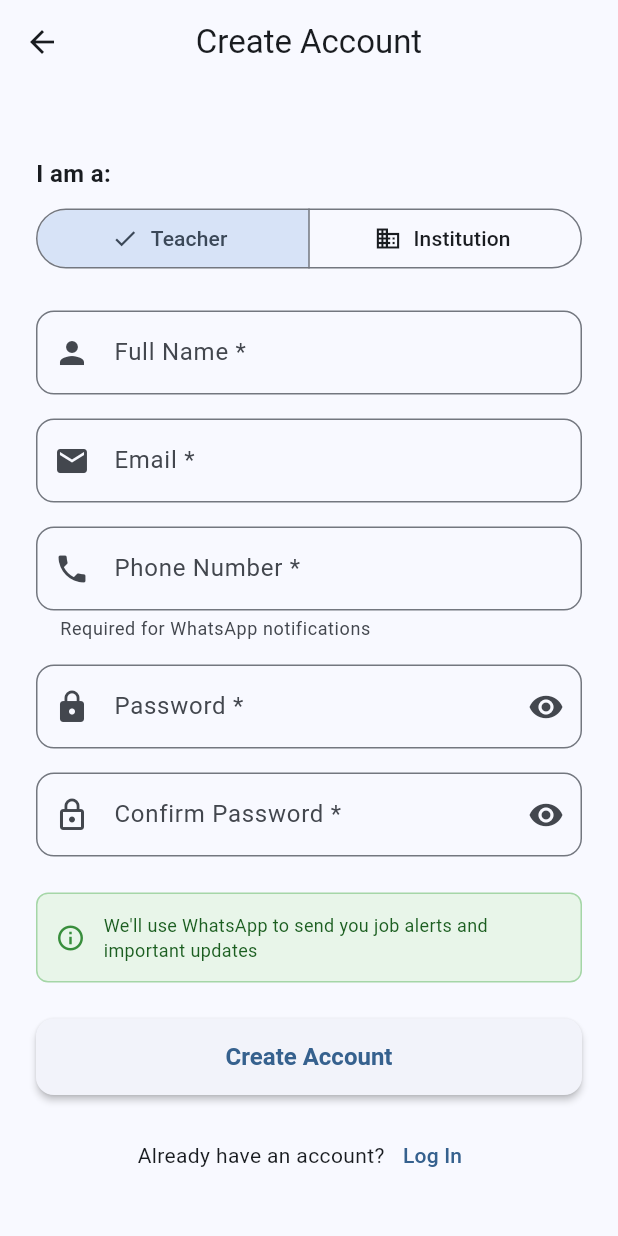
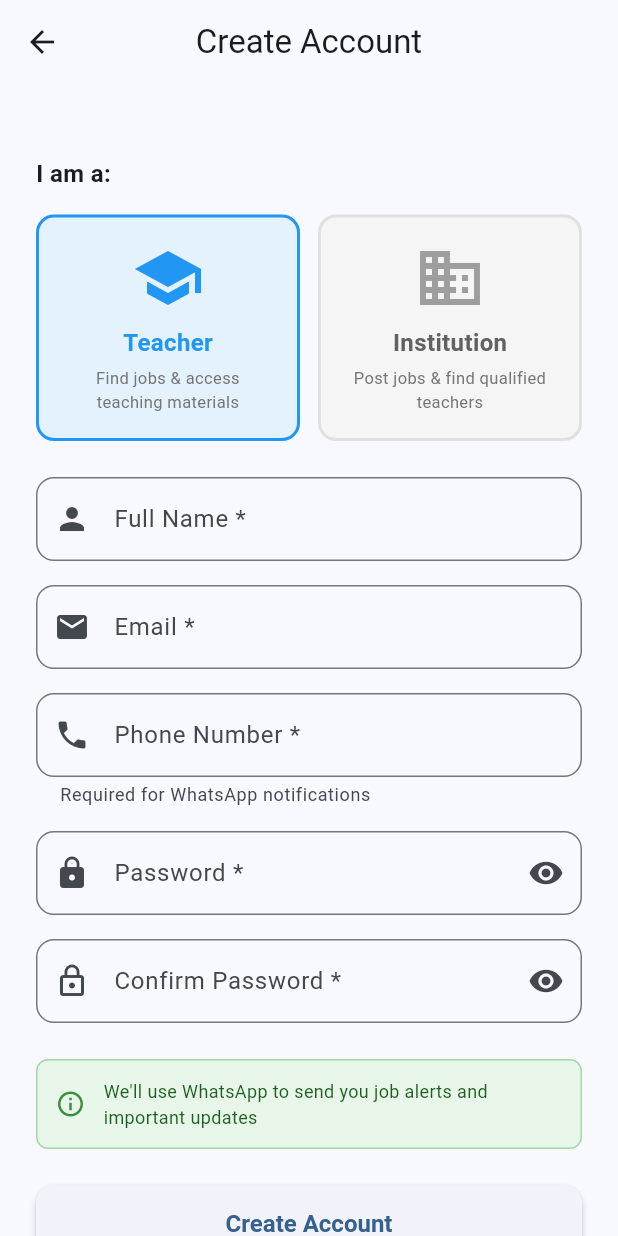
Before and after one commit to spcolonna/HeyTeacher, a Flutter app: the screen it shows after launch, after a tap on "Sign Up", on a phone screen of 412 x 824 dp. Run offline on Flutter 3.47's test engine with Material 3 defaults, Android fonts, the phone set to English and light mode, and no system bars; our stand-ins replace cloud_firestore, file_picker, firebase_auth, firebase_core, firebase_messaging, firebase_storage and 1 more; accounts and stored records are empty; generated files the repository leaves out were written again.

Commit message:
improve app

```diff
--- a/lib/main.dart
+++ b/lib/main.dart
@@ -2,8 +2,7 @@ import 'package:flutter/material.dart';
 import 'package:firebase_core/firebase_core.dart';
 import 'package:provider/provider.dart';
 import 'providers/auth_provider.dart';
-import 'screens/login_screen.dart';
-import 'screens/home_screen.dart';
+import 'screens/splash_screen.dart';
 import 'services/notification_service.dart';
 import 'firebase_options.dart';
 import 'package:flutter/foundation.dart' show kIsWeb;
@@ -64,25 +63,10 @@ class MyApp extends StatelessWidget {
             ),
           ),
         ),
-        home: const AuthWrapper(),
+        home: const SplashScreen(), // ← CAMBIO AQUÍ
       ),
     );
   }
 }
 
-class AuthWrapper extends StatelessWidget {
-  const AuthWrapper({super.key});
-
-  @override
-  Widget build(BuildContext context) {
-    return Consumer<AuthProvider>(
-      builder: (context, authProvider, _) {
-        if (authProvider.isAuthenticated) {
-          return const HomeScreen();
-        } else {
-          return const LoginScreen();
-        }
-      },
-    );
-  }
-}
+// ← ELIMINAMOS AuthWrapper porque SplashScreen ya maneja la navegación
--- a/lib/providers/auth_provider.dart
+++ b/lib/providers/auth_provider.dart
@@ -35,6 +35,7 @@ class AuthProvider extends ChangeNotifier {
     required String password,
     required String displayName,
     required UserType userType,
+    required String phone,
   }) async {
     _setLoading(true);
     _errorMessage = null;
--- a/lib/screens/login_screen.dart
+++ b/lib/screens/login_screen.dart
@@ -94,8 +94,20 @@ class _LoginScreenState extends State<LoginScreen> {
                 crossAxisAlignment: CrossAxisAlignment.stretch,
                 children: [
                   // Logo placeholder
-                  Container(
+                  // Logo real de HeyTeacher
+                  Center(
+                    child: ClipRRect(
+                      borderRadius: BorderRadius.circular(20),
+                      child: Image.asset(
+                        'assets/images/hey_teacher_logo.jpeg',
                         height: 120,
+                        width: 120,
+                        fit: BoxFit.cover,
+                        errorBuilder: (context, error, stackTrace) {
+                          // Fallback si no carga la imagen
+                          return Container(
+                            height: 120,
+                            width: 120,
                             decoration: BoxDecoration(
                               gradient: LinearGradient(
                                 colors: [
@@ -109,6 +121,10 @@ class _LoginScreenState extends State<LoginScreen> {
                               Icons.school,
                               size: 60,
                               color: Colors.white,
+                            ),
+                          );
+                        },
+                      ),
                     ),
                   ),
                   const SizedBox(height: 24),
--- a/lib/screens/signup_screen.dart
+++ b/lib/screens/signup_screen.dart
@@ -104,26 +104,126 @@ class _SignUpScreenState extends State<SignUpScreen> {
                   'I am a:',
                   style: TextStyle(fontSize: 16, fontWeight: FontWeight.bold),
                 ),
-                const SizedBox(height: 8),
-                SegmentedButton<UserType>(
-                  segments: const [
-                    ButtonSegment<UserType>(
-                      value: UserType.teacher,
-                      label: Text('Teacher'),
-                      icon: Icon(Icons.school),
+                const SizedBox(height: 16),
+
+                Row(
+                  children: [
+                    // Teacher option
+                    Expanded(
+                      child: GestureDetector(
+                        onTap: () {
+                          setState(() {
+                            _selectedUserType = UserType.teacher;
+                          });
+                        },
+                        child: Container(
+                          padding: const EdgeInsets.all(16),
+                          decoration: BoxDecoration(
+                            color: _selectedUserType == UserType.teacher
+                                ? Colors.blue.shade50
+                                : Colors.grey.shade100,
+                            borderRadius: BorderRadius.circular(12),
+                            border: Border.all(
+                              color: _selectedUserType == UserType.teacher
+                                  ? Colors.blue
+                                  : Colors.grey.shade300,
+                              width: 2,
+                            ),
+                          ),
+                          child: Column(
+                            children: [
+                              Icon(
+                                Icons.school,
+                                size: 48,
+                                color: _selectedUserType == UserType.teacher
+                                    ? Colors.blue
+                                    : Colors.grey,
+                              ),
+                              const SizedBox(height: 8),
+                              Text(
+                                'Teacher',
+                                style: TextStyle(
+                                  fontSize: 16,
+                                  fontWeight: FontWeight.bold,
+                                  color: _selectedUserType == UserType.teacher
+                                      ? Colors.blue
+                                      : Colors.grey.shade700,
+                                ),
+                              ),
+                              const SizedBox(height: 4),
+                              Text(
+                                'Find jobs & access teaching materials',
+                                textAlign: TextAlign.center,
+                                style: TextStyle(
+                                  fontSize: 11,
+                                  color: Colors.grey.shade600,
+                                ),
+                              ),
+                            ],
+                          ),
+                        ),
+                      ),
                     ),
-                    ButtonSegment<UserType>(
-                      value: UserType.institution,
-                      label: Text('Institution'),
-                      icon: Icon(Icons.business),
+                    const SizedBox(width: 12),
+
+                    // Institution option
+                    Expanded(
+                      child: GestureDetector(
+                        onTap: () {
+                          setState(() {
+                            _selectedUserType = UserType.institution;
+                          });
+                        },
+                        child: Container(
+                          padding: const EdgeInsets.all(16),
+                          decoration: BoxDecoration(
+                            color: _selectedUserType == UserType.institution
+                                ? Colors.purple.shade50
+                                : Colors.grey.shade100,
+                            borderRadius: BorderRadius.circular(12),
+                            border: Border.all(
+                              color: _selectedUserType == UserType.institution
+                                  ? Colors.purple
+                                  : Colors.grey.shade300,
+                              width: 2,
+                            ),
+                          ),
+                          child: Column(
+                            children: [
+                              Icon(
+                                Icons.business,
+                                size: 48,
+                                color: _selectedUserType == UserType.institution
+                                    ? Colors.purple
+                                    : Colors.grey,
+                              ),
+                              const SizedBox(height: 8),
+                              Text(
+                                'Institution',
+                                style: TextStyle(
+                                  fontSize: 16,
+                                  fontWeight: FontWeight.bold,
+                                  color:
+                                      _selectedUserType == UserType.institution
+                                          ? Colors.purple
+                                          : Colors.grey.shade700,
+                                ),
+                              ),
+                              const SizedBox(height: 4),
+                              Text(
+                                'Post jobs & find qualified teachers',
+                                textAlign: TextAlign.center,
+                                style: TextStyle(
+                                  fontSize: 11,
+                                  color: Colors.grey.shade600,
+                                ),
+                              ),
+                            ],
+                          ),
+                        ),
+                      ),
                     ),
                   ],
-                  selected: {_selectedUserType},
-                  onSelectionChanged: (Set<UserType> selection) {
-                    setState(() {
-                      _selectedUserType = selection.first;
-                    });
-                  },
                 ),
                 const SizedBox(height: 24),
 
--- /dev/null
+++ b/lib/screens/splash_screen.dart
@@ -0,0 +1,147 @@
+import 'package:flutter/material.dart';
+import 'dart:async';
+import 'login_screen.dart';
+import 'home_screen.dart';
+import 'package:provider/provider.dart';
+import '../providers/auth_provider.dart';
+
+class SplashScreen extends StatefulWidget {
+  const SplashScreen({Key? key}) : super(key: key);
+
+  @override
+  State<SplashScreen> createState() => _SplashScreenState();
+}
+
+class _SplashScreenState extends State<SplashScreen>
+    with SingleTickerProviderStateMixin {
+  late AnimationController _animationController;
+  late Animation<double> _fadeAnimation;
+
+  @override
+  void initState() {
+    super.initState();
+
+    _animationController = AnimationController(
+      vsync: this,
+      duration: const Duration(milliseconds: 1500),
+    );
+
+    _fadeAnimation = Tween<double>(begin: 0.0, end: 1.0).animate(
+      CurvedAnimation(parent: _animationController, curve: Curves.easeIn),
+    );
+
+    _animationController.forward();
+
+    _checkAuthAndNavigate();
+  }
+
+  @override
+  void dispose() {
+    _animationController.dispose();
+    super.dispose();
+  }
+
+  Future<void> _checkAuthAndNavigate() async {
+    // Esperar mínimo 2 segundos para mostrar el splash
+    await Future.delayed(const Duration(seconds: 2));
+
+    if (!mounted) return;
+
+    final authProvider = Provider.of<AuthProvider>(context, listen: false);
+
+    // Verificar si hay usuario autenticado
+    if (authProvider.isAuthenticated) {
+      Navigator.of(context).pushReplacement(
+        MaterialPageRoute(builder: (_) => const HomeScreen()),
+      );
+    } else {
+      Navigator.of(context).pushReplacement(
+        MaterialPageRoute(builder: (_) => const LoginScreen()),
+      );
+    }
+  }
+
+  @override
+  Widget build(BuildContext context) {
+    return Scaffold(
+      body: Container(
+        decoration: BoxDecoration(
+          gradient: LinearGradient(
+            begin: Alignment.topLeft,
+            end: Alignment.bottomRight,
+            colors: [
+              Colors.blue.shade400,
+              Colors.purple.shade400,
+              Colors.pink.shade300,
+            ],
+          ),
+        ),
+        child: Center(
+          child: FadeTransition(
+            opacity: _fadeAnimation,
+            child: Column(
+              mainAxisAlignment: MainAxisAlignment.center,
+              children: [
+                // Logo
+                ClipRRect(
+                  borderRadius: BorderRadius.circular(24),
+                  child: Image.asset(
+                    'assets/images/hey_teacher_logo.jpeg',
+                    height: 140,
+                    width: 140,
+                    fit: BoxFit.cover,
+                    errorBuilder: (context, error, stackTrace) {
+                      return Container(
+                        height: 140,
+                        width: 140,
+                        decoration: BoxDecoration(
+                          color: Colors.white,
+                          borderRadius: BorderRadius.circular(24),
+                        ),
+                        child: const Icon(
+                          Icons.school,
+                          size: 70,
+                          color: Colors.blue,
+                        ),
+                      );
+                    },
+                  ),
+                ),
+                const SizedBox(height: 32),
+
+                // App name
+                const Text(
+                  'HeyTeacher!',
+                  style: TextStyle(
+                    fontSize: 36,
+                    fontWeight: FontWeight.bold,
+                    color: Colors.white,
+                    letterSpacing: 1.2,
+                  ),
+                ),
+                const SizedBox(height: 8),
+
+                // Tagline
+                const Text(
+                  'Connect • Teach • Grow',
+                  style: TextStyle(
+                    fontSize: 16,
+                    color: Colors.white70,
+                    letterSpacing: 2,
+                  ),
+                ),
+                const SizedBox(height: 48),
+
+                // Loading indicator
+                const CircularProgressIndicator(
+                  valueColor: AlwaysStoppedAnimation<Color>(Colors.white),
+                  strokeWidth: 3,
+                ),
+              ],
+            ),
+          ),
+        ),
+      ),
+    );
+  }
+}
--- a/lib/widgets/sponsor_banner.dart
+++ b/lib/widgets/sponsor_banner.dart
@@ -1,8 +1,8 @@
 import 'package:flutter/material.dart';
+import 'package:hey_teacher_app/screens/marketplace/marketplace_screen.dart';
 import 'dart:async';
 import '../../models/benefit.dart';
 import '../../services/benefit_service.dart';
-import '../marketplace/marketplace_screen.dart';
 
 class SponsorBanner extends StatefulWidget {
   const SponsorBanner({Key? key}) : super(key: key);
@@ -60,7 +60,7 @@ class _SponsorBannerState extends State<SponsorBanner> {
       builder: (context, snapshot) {
         if (snapshot.connectionState == ConnectionState.waiting) {
           return Container(
-            height: 120,
+            height: 130,
             margin: const EdgeInsets.symmetric(horizontal: 16, vertical: 8),
             decoration: BoxDecoration(
               color: Colors.grey.shade200,
@@ -78,7 +78,7 @@ class _SponsorBannerState extends State<SponsorBanner> {
         }
 
         return Container(
-          height: 120,
+          height: 130,
           margin: const EdgeInsets.symmetric(horizontal: 16, vertical: 8),
           child: PageView.builder(
             controller: _pageController,
@@ -231,7 +231,7 @@ class _DefaultBanner extends StatelessWidget {
         );
       },
       child: Container(
-        height: 120,
+        height: 130,
         margin: const EdgeInsets.symmetric(horizontal: 16, vertical: 8),
         decoration: BoxDecoration(
           borderRadius: BorderRadius.circular(12),
```
Also changed, not shown: pubspec.yaml (+10 -0 lines), pubspec.lock, 12 other files. Lines whose indentation alone changed are shown as unchanged.
